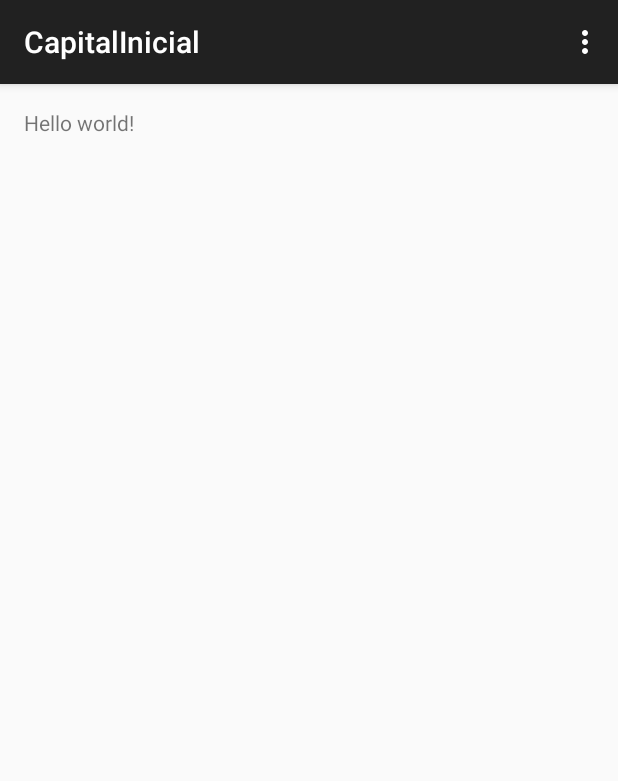
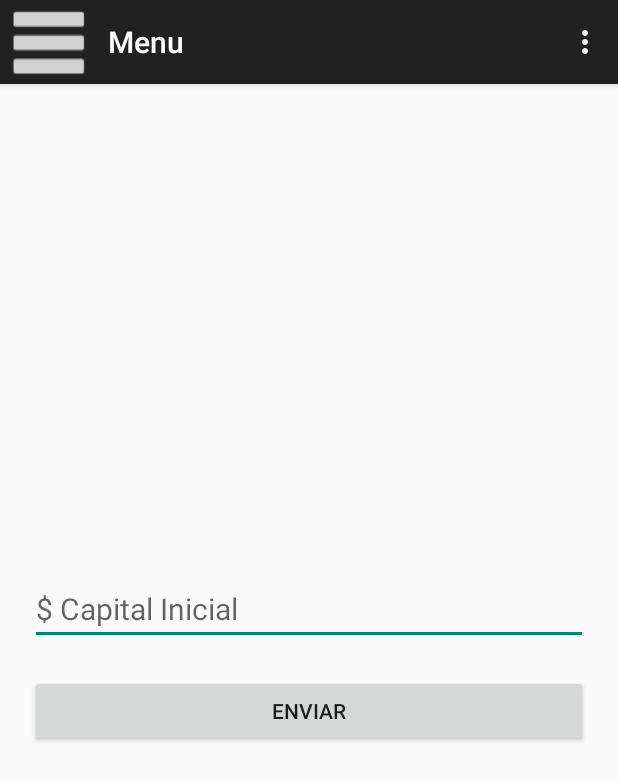
Before and after one commit to jramirez894/Inversiones, an Android app: the CapitalInicial screen opened directly, with no data from a screen before it, on a phone screen of 412 x 824 dp. Shown: the top 781 px of the screen. Run offline under Robolectric (Android 15) with nearby library versions, the light colour scheme and no system bars; 2 statements that could not run were skipped.

Commit message:
se organizo la interfaz de capital inicial

```diff
--- a/app/src/main/java/com/example/billy/inversiones/AdapterMenuDrawer.java
+++ b/app/src/main/java/com/example/billy/inversiones/AdapterMenuDrawer.java
@@ -22,7 +22,8 @@ public class AdapterMenuDrawer extends ArrayAdapter {
     @Override
     public View getView(int position, View convertView, ViewGroup parent) {
 
-        if(convertView == null){
+        if(convertView == null)
+        {
             LayoutInflater inflater = (LayoutInflater)parent.getContext().
                     getSystemService(Context.LAYOUT_INFLATER_SERVICE);
 
@@ -34,6 +35,7 @@ public class AdapterMenuDrawer extends ArrayAdapter {
         TextView name = (TextView) convertView.findViewById(R.id.nombre);
 
         ItemsMenuDrawer item = (ItemsMenuDrawer) getItem(position);
+
         icon.setImageResource(item.getIcono());
         name.setText(item.getNombre());
 
--- a/app/src/main/java/com/example/billy/inversiones/CapitalInicial.java
+++ b/app/src/main/java/com/example/billy/inversiones/CapitalInicial.java
@@ -1,34 +1,196 @@
 package com.example.billy.inversiones;
 
+import android.app.AlertDialog;
+import android.content.DialogInterface;
+import android.content.Intent;
+import android.content.res.Configuration;
+import android.support.v4.app.ActionBarDrawerToggle;
+import android.support.v4.widget.DrawerLayout;
+import android.support.v7.app.ActionBar;
 import android.support.v7.app.AppCompatActivity;
 import android.os.Bundle;
 import android.view.Menu;
 import android.view.MenuItem;
+import android.view.View;
+import android.widget.AdapterView;
+import android.widget.Button;
+import android.widget.EditText;
+import android.widget.ListView;
+import android.widget.Toast;
 
-public class CapitalInicial extends AppCompatActivity {
+import java.util.ArrayList;
+
+public class CapitalInicial extends AppCompatActivity
+{
+    EditText capital;
+    Button guardar;
+
+    private DrawerLayout menuDrawer;
+    private ActionBarDrawerToggle toggle;
+    ListView listaDrawer;
 
     @Override
-    protected void onCreate(Bundle savedInstanceState) {
+    protected void onCreate(Bundle savedInstanceState)
+    {
         super.onCreate(savedInstanceState);
         setContentView(R.layout.activity_capital_inicial);
+
+        ActionBar actionBar = getSupportActionBar();
+
+        actionBar.setDisplayHomeAsUpEnabled(true);
+        actionBar.invalidateOptionsMenu();
+        actionBar.setTitle("Menu");
+        actionBar.setHomeAsUpIndicator(R.drawable.ic_drawer);
+
+        capital =(EditText)findViewById(R.id.editTextCapitalInicial);
+        guardar =(Button)findViewById(R.id.buttonEnviar_CapitalInicial);
+
+        //Obtener drawer
+        menuDrawer = (DrawerLayout) findViewById(R.id.menuDrawe_Capital);
+        //Obtener listview
+        listaDrawer = (ListView) findViewById(R.id.lista_menu_drawer_CapitalIncial);
+
+        guardar.setOnClickListener(new View.OnClickListener() {
+            @Override
+            public void onClick(View v) {
+                String capCapital = capital.getText().toString();
+
+                if (capCapital.equals("")) {
+                    Toast.makeText(CapitalInicial.this, "Escriba su Correo", Toast.LENGTH_SHORT).show();
+                } else {
+                    AbrirAlerta();
+                }
+            }
+        });
+
+        String[] titulos = getResources().getStringArray(R.array.array_menu_drawer);
+
+        ArrayList<ItemsMenuDrawer> items = new ArrayList<ItemsMenuDrawer>();
+
+        items.add(new ItemsMenuDrawer(titulos[0], R.mipmap.ic_launcher));
+        items.add(new ItemsMenuDrawer(titulos[1], R.mipmap.ic_launcher));
+        items.add(new ItemsMenuDrawer(titulos[2], R.mipmap.ic_launcher));
+        items.add(new ItemsMenuDrawer(titulos[3], R.mipmap.ic_launcher));
+        items.add(new ItemsMenuDrawer(titulos[4], R.mipmap.ic_launcher));
+        items.add(new ItemsMenuDrawer(titulos[5], R.mipmap.ic_launcher));
+        items.add(new ItemsMenuDrawer(titulos[6], R.mipmap.ic_launcher));
+        items.add(new ItemsMenuDrawer(titulos[7], R.mipmap.ic_launcher));
+        items.add(new ItemsMenuDrawer(titulos[8], R.mipmap.ic_launcher));
+
+        // Relacionar el adaptador y la escucha de la lista del drawer
+        listaDrawer.setAdapter(new AdapterMenuDrawer(this, items));
+
+        //Activar icono del menu que se despliega
+        toggle = new ActionBarDrawerToggle(CapitalInicial.this, menuDrawer, R.drawable.ic_drawer, R.string.drawer_inicio, R.string.drawer_fin);
+        getSupportActionBar().setHomeButtonEnabled(true);
+
+        listaDrawer.setOnItemClickListener(new AdapterView.OnItemClickListener() {
+            @Override
+            public void onItemClick(AdapterView<?> adapterView, View view, int posicion, long l)
+            {
+                switch (posicion)
+                {
+                    case 0:
+                        Intent intent=new Intent(CapitalInicial.this,CapitalInicial.class);
+                        startActivity(intent);
+                        finish();
+                        break;
+
+                    case 1:
+
+                        break;
+
+                    case 2:
+
+                        break;
+
+                    case 3:
+
+                        break;
+
+                    case 4:
+
+                        break;
+
+                    case 5:
+
+                        break;
+
+                    case 6:
+
+                        break;
+
+                    case 7:
+
+                        break;
+
+                    case 8:
+
+                        break;
+                }
+            }
+        });
     }
 
     @Override
-    public boolean onCreateOptionsMenu(Menu menu) {
+    public void onPostCreate(Bundle savedInstanceState)
+    {
+        super.onPostCreate(savedInstanceState);
+        toggle.syncState();
+    }
+
+    @Override
+    public void onConfigurationChanged(Configuration newConfig)
+    {
+        super.onConfigurationChanged(newConfig);
+        toggle.onConfigurationChanged(newConfig);
+    }
+
+
+    public void AbrirAlerta()
+    {
+        AlertDialog.Builder builder = new AlertDialog.Builder(this);
+        builder.setIcon(android.R.drawable.ic_menu_save);
+        builder.setTitle("Guardar");
+        builder.setMessage("¿Guardar Capital Inicial?");
+        builder.setPositiveButton("Aceptar", new DialogInterface.OnClickListener() {
+            @Override
+            public void onClick(DialogInterface dialog, int which) {
+                Intent intent = new Intent(CapitalInicial.this, MainActivity.class);
+                startActivity(intent);
+            }
+        });
+
+        builder.setNegativeButton("Cancelar", new DialogInterface.OnClickListener() {
+            @Override
+            public void onClick(DialogInterface dialog, int which) {
+                Intent intent = new Intent(CapitalInicial.this, OlvidarContrasena.class);
+                startActivity(intent);
+            }
+        });
+        builder.show();
+    }
+
+
+    @Override
+    public boolean onCreateOptionsMenu(Menu menu)
+    {
         // Inflate the menu; this adds items to the action bar if it is present.
         getMenuInflater().inflate(R.menu.menu_capital_inicial, menu);
         return true;
     }
 
     @Override
-    public boolean onOptionsItemSelected(MenuItem item) {
+    public boolean onOptionsItemSelected(MenuItem item)
+    {
         // Handle action bar item clicks here. The action bar will
         // automatically handle clicks on the Home/Up button, so long
         // as you specify a parent activity in AndroidManifest.xml.
         int id = item.getItemId();
 
         //noinspection SimplifiableIfStatement
-        if (id == R.id.action_settings) {
+        if (toggle.onOptionsItemSelected(item))
+        {
             return true;
         }
 
--- a/app/src/main/res/layout/activity_capital_inicial.xml
+++ b/app/src/main/res/layout/activity_capital_inicial.xml
@@ -1,12 +1,40 @@
-<RelativeLayout xmlns:android="http://schemas.android.com/apk/res/android"
-    xmlns:tools="http://schemas.android.com/tools" android:layout_width="match_parent"
-    android:layout_height="match_parent" android:paddingLeft="@dimen/activity_horizontal_margin"
-    android:paddingRight="@dimen/activity_horizontal_margin"
-    android:paddingTop="@dimen/activity_vertical_margin"
-    android:paddingBottom="@dimen/activity_vertical_margin"
-    tools:context="com.example.billy.inversiones.CapitalInicial">
+<android.support.v4.widget.DrawerLayout xmlns:android="http://schemas.android.com/apk/res/android"
+    xmlns:tools="http://schemas.android.com/tools"
+    android:layout_width="match_parent"
+    android:layout_height="match_parent"
+    android:orientation="vertical"
+    android:id="@+id/menuDrawe_Capital">
 
-    <TextView android:text="@string/hello_world" android:layout_width="wrap_content"
-        android:layout_height="wrap_content" />
+    <LinearLayout
+        android:layout_width="match_parent"
+        android:layout_height="wrap_content"
+        android:orientation="vertical"
+        android:padding="20dp"
+        android:gravity="center">
 
-</RelativeLayout>
+        <EditText
+            android:id="@+id/editTextCapitalInicial"
+            android:layout_width="match_parent"
+            android:layout_height="wrap_content"
+            android:hint="$ Capital Inicial"
+            android:textSize="20sp"
+            android:inputType="numberDecimal"/>
+
+        <Button
+            android:id="@+id/buttonEnviar_CapitalInicial"
+            android:layout_width="match_parent"
+            android:layout_height="wrap_content"
+            android:text="Enviar"
+            android:layout_marginTop="20dp"/>
+    </LinearLayout>
+
+    <ListView
+        android:id="@+id/lista_menu_drawer_CapitalIncial"
+        android:layout_width="230dp"
+        android:layout_height="match_parent"
+        android:layout_gravity="start"
+        android:choiceMode="singleChoice"
+        android:background="@android:color/holo_blue_light"/>
+
+
+</android.support.v4.widget.DrawerLayout>
```
Also changed, not shown: app/src/main/java/com/example/billy/inversiones/MainActivity.java (+16 -0 lines), app/src/main/java/com/example/billy/inversiones/PrincipalMenu.java (+25 -3 lines).
